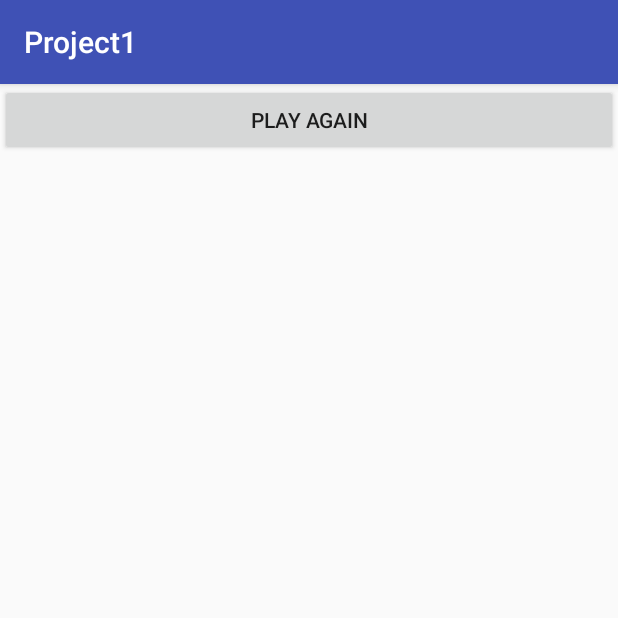
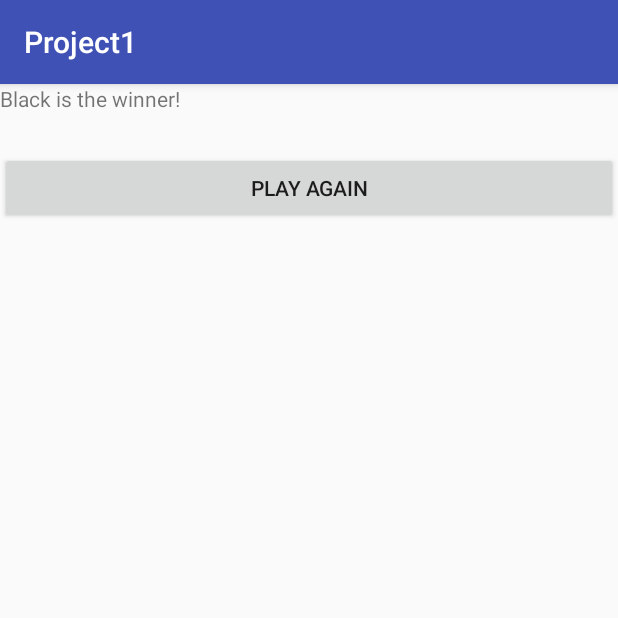
Before and after one commit to schaferandrew/Chess, an Android app: the ChessActivity screen opened directly, with no data from a screen before it, in the options menu, after a tap on "End Game", on a phone screen of 412 x 824 dp, the top half of it. Run offline under Robolectric (Android 15) with nearby library versions, the phone set to English and light mode, and no system bars.

Commit message:
Make names work throughout, upgrade the checkmate function

```diff
--- a/app/src/main/java/edu/msu/blaida/project1/ChessActivity.java
+++ b/app/src/main/java/edu/msu/blaida/project1/ChessActivity.java
@@ -14,6 +14,26 @@ import android.widget.TextView;
 
 public class ChessActivity extends AppCompatActivity {
 
+    String name1;
+
+    public String getName1() {
+        return name1;
+    }
+
+    public void setName1(String name1) {
+        this.name1 = name1;
+    }
+
+    public String getName2() {
+        return name2;
+    }
+
+    public void setName2(String name2) {
+        this.name2 = name2;
+    }
+
+    String name2;
+
     @Override
     protected void onSaveInstanceState(Bundle bundle) {
         super.onSaveInstanceState(bundle);
@@ -26,9 +46,32 @@ public class ChessActivity extends AppCompatActivity {
         super.onCreate(bundle);
         setContentView(R.layout.activity_chess);
 
+        String n1;
+        String n2;
+        Bundle extra = getIntent().getExtras();
+        if(extra == null){
+            n1="White";
+            n2="Black";
+        }else{
+            n1 = extra.getString("p1Name");
+            n2 = extra.getString("p2Name");
+        }
+
+        if(n1 == null){
+            n1 = "White";
+        }
+        if(n2 == null){
+            n2 = "Black";
+        }
+
+        setName1(n1);
+        setName2(n2);
+
         final ChessView view = (ChessView)this.findViewById(R.id.chessView);
         final Button resign = (Button) findViewById(R.id.btnResign);
+        final Button done = (Button) findViewById(R.id.btnDone);
         final Board board = view.getBoard();
+        board.setActivity(this);
         board.setPlayerIndicator((TextView) findViewById(R.id.playerIndicator));
 
         if(bundle != null) {
@@ -39,6 +82,14 @@ public class ChessActivity extends AppCompatActivity {
         resign.setOnClickListener(new View.OnClickListener() {
             public void onClick(View v) {
                 board.resign();
+            }
+
+        });
+
+        done.setOnClickListener(new View.OnClickListener(){
+            public void onClick(View view){
+                board.swapTurns();
+                view.invalidate();
             }
         });
 
@@ -79,8 +130,12 @@ public class ChessActivity extends AppCompatActivity {
 
     public void startEndActivity(int winner){
         Intent intent;
-        intent = new Intent(this, activity_end.class);
+        intent = new Intent(ChessActivity.this, activity_end.class);
         intent.addFlags(Intent.FLAG_ACTIVITY_CLEAR_TOP);
+        intent.putExtra("p1Name",getName1());
+        intent.putExtra("p2Name",getName2());
+        intent.putExtra("winner",winner);
         startActivity(intent);
     }
+
 }
--- a/app/src/main/java/edu/msu/blaida/project1/ChessView.java
+++ b/app/src/main/java/edu/msu/blaida/project1/ChessView.java
@@ -57,7 +57,6 @@ public class ChessView extends View {
     private void init(AttributeSet attrs, int defStyle) {
         board = new edu.msu.blaida.project1.Board(getContext());
         board.setView(this);
-        setWillNotDraw(false);
     }
     public Board getBoard() {
         return board;
--- a/app/src/main/java/edu/msu/blaida/project1/MainActivity.java
+++ b/app/src/main/java/edu/msu/blaida/project1/MainActivity.java
@@ -6,6 +6,7 @@ import android.content.Intent;
 import android.support.v7.app.AppCompatActivity;
 import android.os.Bundle;
 import android.view.View;
+import android.widget.EditText;
 
 public class MainActivity extends AppCompatActivity {
 
@@ -16,8 +17,12 @@ public class MainActivity extends AppCompatActivity {
     }
 
     public void onStartGame(View view) {
+        EditText pl1Name = (EditText)findViewById(R.id.playerOneInput);
+        EditText p2Name = (EditText)findViewById(R.id.playerTwoInput);
         Intent intent = new Intent(this, ChessActivity.class);
         intent.addFlags(Intent.FLAG_ACTIVITY_CLEAR_TOP);
+        intent.putExtra("p1Name",pl1Name.getText().toString());
+        intent.putExtra("p2Name",p2Name.getText().toString());
         startActivity(intent);
     }
 
--- a/app/src/main/java/edu/msu/blaida/project1/Piece.java
+++ b/app/src/main/java/edu/msu/blaida/project1/Piece.java
@@ -7,6 +7,9 @@ import android.graphics.BitmapFactory;
 import android.graphics.Canvas;
 import android.graphics.Paint;
 import android.graphics.Point;
+import android.os.Parcelable;
+
+import java.io.Serializable;
 
 import java.io.Serializable;
 
--- a/app/src/main/java/edu/msu/blaida/project1/activity_end.java
+++ b/app/src/main/java/edu/msu/blaida/project1/activity_end.java
@@ -5,18 +5,55 @@ import android.support.v7.app.AppCompatActivity;
 import android.os.Bundle;
 import android.view.Menu;
 import android.view.View;
+import android.widget.TextView;
 
 public class activity_end extends AppCompatActivity {
+
+    String p1Name;
+    String p2Name;
+
+    public String getP1Name() {
+        return p1Name;
+    }
+
+    public void setP1Name(String p1Name) {
+        this.p1Name = p1Name;
+    }
+
+    public String getP2Name() {
+        return p2Name;
+    }
+
+    public void setP2Name(String p2Name) {
+        this.p2Name = p2Name;
+    }
 
     @Override
     protected void onCreate(Bundle savedInstanceState) {
         super.onCreate(savedInstanceState);
         setContentView(R.layout.activity_end);
+        int winner = getIntent().getExtras().getInt("winner");
+        String p1 = getIntent().getExtras().getString("p1Name");
+        String p2 = getIntent().getExtras().getString("p2Name");
+
+        setP1Name(p1);
+        setP2Name(p2);
+        TextView winnerText = (TextView)findViewById(R.id.winnerText);
+        String winnerName;
+        if(winner == 1){
+            winnerName = p1;
+        }else{
+            winnerName = p2;
+        }
+        String winText = winnerName + " is the winner!";
+        winnerText.setText(winText.toCharArray(),0,winText.length());
     }
 
     public void onRestartGame(View view) {
         Intent intent = new Intent(this, ChessActivity.class);
         intent.addFlags(Intent.FLAG_ACTIVITY_CLEAR_TOP);
+        intent.putExtra("p1Name",getP1Name());
+        intent.putExtra("p2Name",getP2Name());
         startActivity(intent);
     }
 }
--- a/app/src/main/res/layout/activity_chess.xml
+++ b/app/src/main/res/layout/activity_chess.xml
@@ -16,7 +16,7 @@
         tools:text="@string/player_one_turn" />
 
     <Button
-        android:id="@+id/button"
+        android:id="@+id/btnDone"
         android:layout_width="wrap_content"
         android:layout_height="wrap_content"
         android:text="@string/player_done" />
--- a/app/src/main/res/layout/activity_end.xml
+++ b/app/src/main/res/layout/activity_end.xml
@@ -2,9 +2,18 @@
 <RelativeLayout xmlns:android="http://schemas.android.com/apk/res/android"
     xmlns:app="http://schemas.android.com/apk/res-auto"
     xmlns:tools="http://schemas.android.com/tools"
+    android:layout_centerVertical="true"
     android:layout_width="match_parent"
     android:layout_height="match_parent"
     tools:context="edu.msu.blaida.project1.activity_end">
+
+    <TextView
+        android:id="@+id/winnerText"
+        android:layout_width="match_parent"
+        android:layout_height="match_parent"
+        android:layout_alignParentStart="true"
+        android:layout_alignParentTop="true"
+        android:text="TextView" />
 
     <Button
         android:id="@+id/button2"
@@ -13,6 +22,9 @@
         android:onClick="onRestartGame"
         android:text="@string/play_again_btn"
         tools:layout_editor_absoluteX="140dp"
-        tools:layout_editor_absoluteY="188dp" />
+        tools:layout_editor_absoluteY="188dp"
+        android:layout_alignParentTop="true"
+        android:layout_alignParentStart="true"
+        android:layout_marginTop="45dp" />
 
 </RelativeLayout>
```
Also changed, not shown: app/src/main/java/edu/msu/blaida/project1/Board.java (+76 -14 lines).
